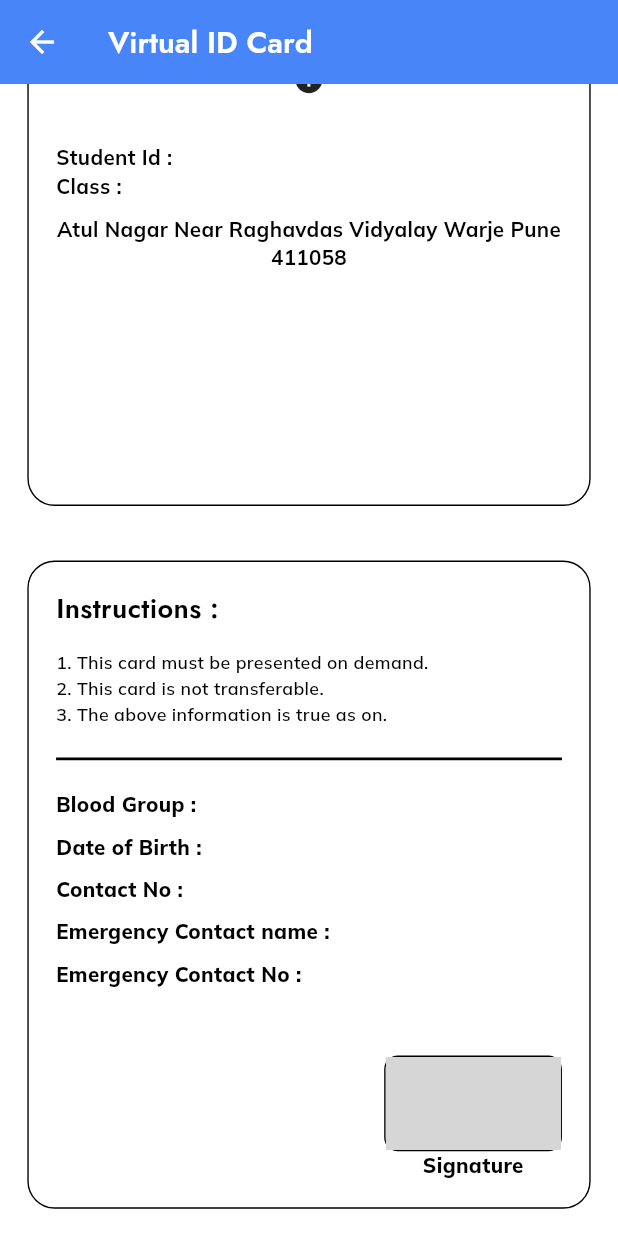
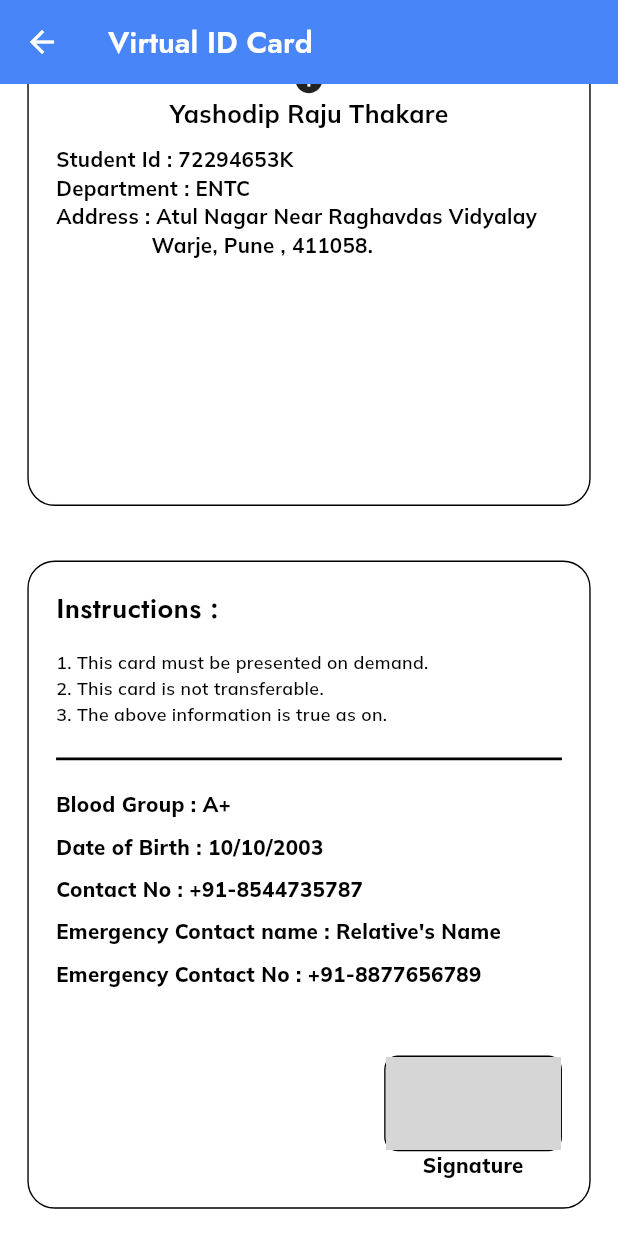
Before and after one commit to adityaandhale30/uni_application, a Flutter app: the VirtualCardPage screen opened directly, scrolled down 169 dp, on a phone screen of 412 x 824 dp. Run offline on Flutter 3.47's test engine with Material 3 defaults, Android fonts, the phone set to English and light mode, and no system bars; our stand-ins replace cloud_firestore, firebase_auth, fl_chart, gap, get, google_fonts and 4 more; missing offline and left inert: syncfusion_flutter_pdfviewer; accounts and stored records are empty; network calls fail; grey boxes are pictures that could not be loaded.

Commit message:
All UI Changes and Much more interactive than before , make notice of  that .

```diff
--- a/lib/Views/profile/virtualcard.dart
+++ b/lib/Views/profile/virtualcard.dart
@@ -79,9 +79,8 @@ class _MainProfilePage extends State<VirtualCardPage> {
                           child: Center(
                             child: ClipRRect(
                               borderRadius: BorderRadius.circular(45),
-                              child: Image.network(
-                                collegeData["image"] ??
-                                    "", // Provide a default value if image is null
+                              child: Image.asset(
+                                "assets/SKN-Logo.png", // Provide a default value if image is null
                                 fit: BoxFit.cover,
                                 errorBuilder: (context, error, stackTrace) {
                                   return const Icon(Icons
@@ -95,7 +94,7 @@ class _MainProfilePage extends State<VirtualCardPage> {
                         Expanded(
                           child: Text(
                             collegeData["collegeName"] ??
-                                "", // Provide a default value if collegeName is null
+                                "Smt.Kashibai Navale College Of Engineering , Pune .", // Provide a default value if collegeName is null
                             style: GoogleFonts.jost(
                               fontSize: 20,
                               fontWeight: FontWeight.w700,
@@ -106,8 +105,7 @@ class _MainProfilePage extends State<VirtualCardPage> {
                       ],
                     ),
                     Text(
-                      collegeData["address"] ??
-                          "", // Provide a default value if address is null
+                      "S.No.44/1,Vadgaon(Bk.),Off.Sinhgad Road,Pune-411041", // Provide a default value if address is null
                       style: GoogleFonts.mulish(
                         fontSize: 13,
                         fontWeight: FontWeight.w600,
@@ -121,9 +119,9 @@ class _MainProfilePage extends State<VirtualCardPage> {
                         borderRadius: BorderRadius.circular(15),
                         child: Image.network(
                           profileData["profileUrl"] ??
-                              "", // Provide a default value if profileUrl is null
-                          height: 120,
-                          width: 120,
+                              "https://cdn.pixabay.com/photo/2016/08/08/09/17/avatar-1577909_1280.png", // Provide a default value if profileUrl is null
+                          height: 220,
+                          width: 220,
                           fit: BoxFit.cover,
                           errorBuilder: (context, error, stackTrace) {
                             return const Icon(Icons
@@ -135,7 +133,7 @@ class _MainProfilePage extends State<VirtualCardPage> {
                     Center(
                       child: Text(
                         profileData["name"] ??
-                            "", // Provide a default value if name is null
+                            "Yashodip Raju Thakare", // Provide a default value if name is null
                         style: GoogleFonts.mulish(
                           fontSize: 18,
                           fontWeight: FontWeight.w700,
@@ -146,7 +144,7 @@ class _MainProfilePage extends State<VirtualCardPage> {
                     const SizedBox(height: 10),
                     // Student Details (PRN, Class)
                     Text(
-                      "Student Id : ${Authservice.studentID ?? ""}", // Provide a default value if studentID is null
+                      "Student Id : ${Authservice.studentID ?? "72294653K"}", // Provide a default value if studentID is null
                       style: GoogleFonts.mulish(
                         fontSize: 15,
                         fontWeight: FontWeight.w700,
@@ -154,24 +152,21 @@ class _MainProfilePage extends State<VirtualCardPage> {
                       ),
                     ),
                     Text(
-                      "Class : ${profileData["department"] ?? ""}", // Provide a default value if department is null
+                      "Department : ${profileData["department"] ?? "ENTC"}", // Provide a default value if department is null
                       style: GoogleFonts.mulish(
                         fontSize: 15,
                         fontWeight: FontWeight.w700,
                         color: Colors.black,
                       ),
                     ),
-                    const SizedBox(height: 10),
-
                     // Address Section
                     Text(
-                      "Atul Nagar Near Raghavdas Vidyalay Warje Pune 411058",
+                      "Address : ${profileData["address"] ?? "Atul Nagar Near Raghavdas Vidyalay\n                Warje, Pune , 411058."}",
                       style: GoogleFonts.mulish(
                         fontSize: 15,
                         fontWeight: FontWeight.w700,
                         color: Colors.black,
                       ),
-                      textAlign: TextAlign.center,
                     )
                   ],
                 ),
@@ -234,7 +229,7 @@ class _MainProfilePage extends State<VirtualCardPage> {
                       height: 15,
                     ),
                     Text(
-                      "Blood Group : ${profileData["bloodGroup"] ?? ""}",
+                      "Blood Group : ${profileData["bloodGroup"] ?? "A+"}",
                       style: GoogleFonts.mulish(
                         fontSize: 15,
                         fontWeight: FontWeight.w800,
@@ -245,7 +240,7 @@ class _MainProfilePage extends State<VirtualCardPage> {
                       height: 10,
                     ),
                     Text(
-                      "Date of Birth : ${profileData["dob"] ?? ""}",
+                      "Date of Birth : ${profileData["dob"] ?? "10/10/2003"}",
                       style: GoogleFonts.mulish(
                         fontSize: 15,
                         fontWeight: FontWeight.w800,
@@ -254,7 +249,7 @@ class _MainProfilePage extends State<VirtualCardPage> {
                     ),
                     const SizedBox(height: 10),
                     Text(
-                      "Contact No : ${profileData["contactNo"] ?? ""}",
+                      "Contact No : +91-${profileData["contactNo"] ?? "8544735787"}",
                       style: GoogleFonts.mulish(
                         fontSize: 15,
                         fontWeight: FontWeight.w800,
@@ -265,7 +260,7 @@ class _MainProfilePage extends State<VirtualCardPage> {
                       height: 10,
                     ),
                     Text(
-                      "Emergency Contact name : ${profileData["emergencyContactName"] ?? ""}",
+                      "Emergency Contact name : ${profileData["emergencyContactName"] ?? "Relative's Name"}",
                       style: GoogleFonts.mulish(
                         fontSize: 15,
                         fontWeight: FontWeight.w800,
@@ -276,7 +271,7 @@ class _MainProfilePage extends State<VirtualCardPage> {
                       height: 10,
                     ),
                     Text(
-                      "Emergency Contact No : ${profileData["emergencyContactNo"] ?? ""}",
+                      "Emergency Contact No : +91-${profileData["emergencyContactNo"] ?? "8877656789"}",
                       style: GoogleFonts.mulish(
                         fontSize: 15,
                         fontWeight: FontWeight.w800,
@@ -302,7 +297,8 @@ class _MainProfilePage extends State<VirtualCardPage> {
                               child: ClipRRect(
                                 borderRadius: BorderRadius.circular(10),
                                 child: Image.network(
-                                  profileData["signatureUrl"] ?? "",
+                                  profileData["signatureUrl"] ??
+                                      "https://veri-sign.web.app/assets/images/placeholder.jpg",
                                   fit: BoxFit.cover,
                                   height: double.infinity,
                                   width: double.infinity,
```
Also changed, not shown: lib/Views/alumni/alumni.dart (+22 -29 lines), lib/Views/analytics/analytics_screen.dart (+8 -4 lines), lib/Views/homescreen/home_screen.dart (+8 -16 lines), lib/Views/profile/profile_page.dart (+13 -6 lines), lib/Views/profile/termsAndCondition.dart (+132 -28 lines), assets/SKN-Logo.png (added), 4 other files.
